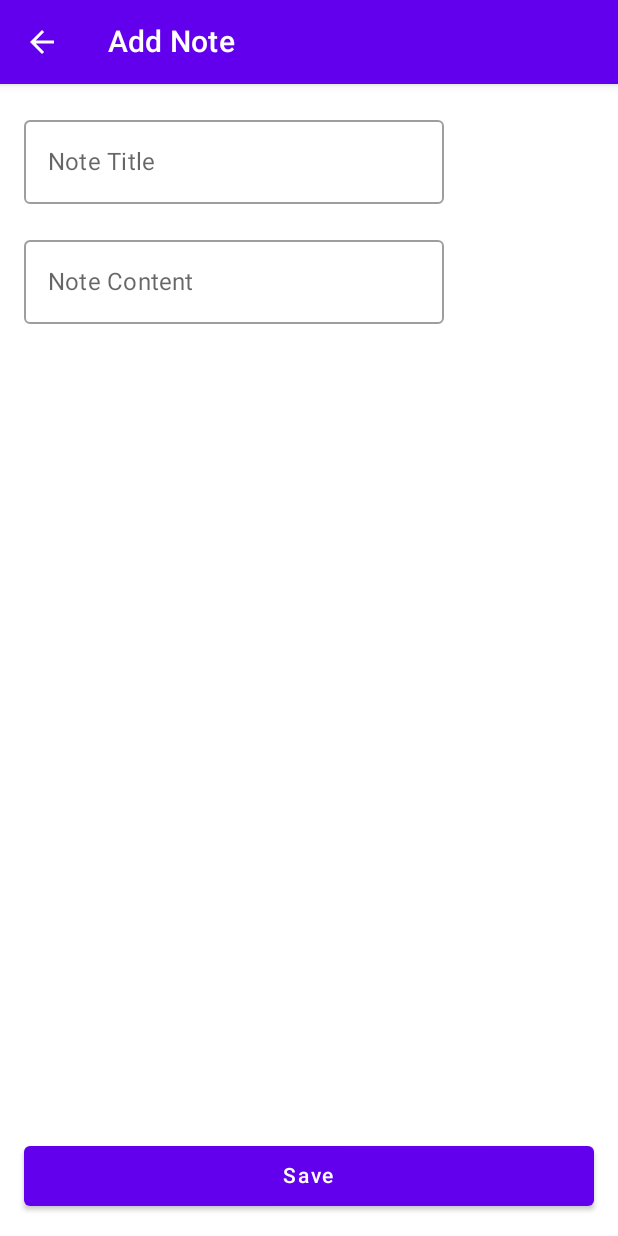
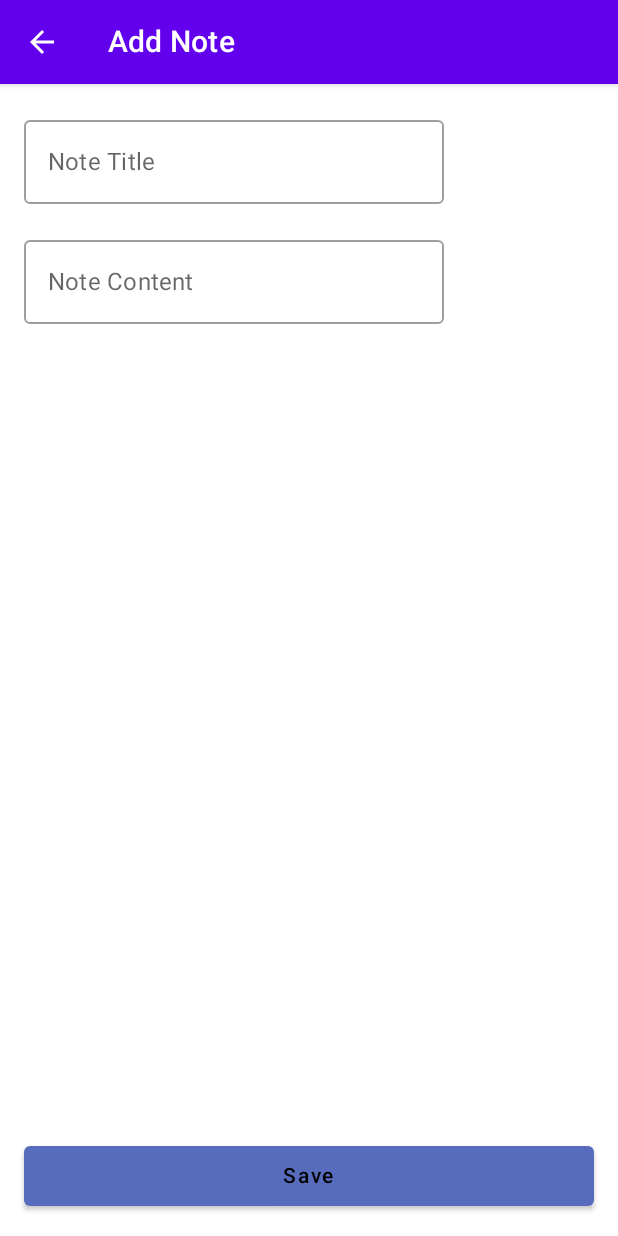
Before and after one commit to realjoni17/Notes, an Android app built with Jetpack Compose: the UpdateNoteScreen screen opened through its navigation route, on a phone screen of 412 x 824 dp. Run offline under Robolectric (Android 15) with nearby library versions, the phone set to English and light mode, and no system bars; our stand-ins replace Dagger/Hilt's generated code.

Commit message:
updated ui

```diff
--- a/app/src/main/java/com/android/roomdbtest/presentation/MainActivity.kt
+++ b/app/src/main/java/com/android/roomdbtest/presentation/MainActivity.kt
@@ -4,10 +4,12 @@ import android.os.Bundle
 import androidx.activity.ComponentActivity
 import androidx.activity.compose.setContent
 import androidx.activity.viewModels
+import androidx.compose.foundation.background
 import androidx.compose.foundation.layout.fillMaxSize
 import androidx.compose.material.MaterialTheme
 import androidx.compose.material.Surface
 import androidx.compose.ui.Modifier
+import androidx.compose.ui.graphics.Color
 import androidx.navigation.NavController
 import androidx.navigation.NavHost
 import com.android.roomdbtest.presentation.home_screen.HomeScreen
@@ -26,8 +28,10 @@ class MainActivity : ComponentActivity() {
         setContent {
             RoomDbTestTheme {
                 Surface(
-                    modifier = Modifier.fillMaxSize(),
-                    color = MaterialTheme.colors.background
+                    modifier = Modifier
+                        .fillMaxSize()
+                        .background(color = col1)
+
                 ) {
                     NavGraph(noteViewModel = noteViewModel.value)
                 }
@@ -35,3 +39,4 @@ class MainActivity : ComponentActivity() {
         }
     }
 }
+val col1 = Color(0xFFB2A4FF)
--- a/app/src/main/java/com/android/roomdbtest/presentation/home_screen/HomeScreen.kt
+++ b/app/src/main/java/com/android/roomdbtest/presentation/home_screen/HomeScreen.kt
@@ -25,68 +25,3 @@ fun HomeScreen(noteViewModel: UpdateNoteViewModel,navController: NavController)
     val notes = noteViewModel.noteList.collectAsState().value
     NoteListScreen(notes = notes, noteViewModel =noteViewModel, navController = navController )
 }
-
-@OptIn(ExperimentalMaterialApi::class)
-@SuppressLint("UnusedMaterialScaffoldPaddingParameter")
-@Composable
-fun NoteListScreen(
-    notes: List<Note>,
-    noteViewModel: UpdateNoteViewModel,
-    navController: NavController
-) {
-    Scaffold(
-        topBar = {
-            TopAppBar(
-                title = { Text(text = "Notes") }
-            )
-        },
-        content = {
-            Column(
-                modifier = Modifier
-                    .padding(16.dp)
-                    .fillMaxSize()
-            ) {
-                LazyColumn(
-                    modifier = Modifier.weight(1f)
-                ) {
-                    items(notes) { note ->
-                        Card(
-                            modifier = Modifier
-                                .padding(8.dp)
-                                .fillMaxWidth(),
-                            elevation = 8.dp,
-                            shape = RoundedCornerShape(16.dp),
-                            onClick = {  }
-                        ) {
-                            Column(
-                                modifier = Modifier.padding(16.dp)
-                            ) {
-                                Text(text = note.title, style = MaterialTheme.typography.h6)
-                                Spacer(modifier = Modifier.height(8.dp))
-                                Text(text = note.content, style = MaterialTheme.typography.body2)
-                                Spacer(modifier = Modifier.height(8.dp))
-                                Row(
-                                    modifier = Modifier.fillMaxWidth(),
-                                    horizontalArrangement = Arrangement.End
-                                ) {
-                                    IconButton(
-                                        onClick = { noteViewModel.deleteNote(note = note) }
-                                    ) {
-                                        Icon(Icons.Filled.Delete, contentDescription = "Delete")
-                                    }
-                                }
-                            }
-                        }
-                    }
-                }
-                FloatingActionButton(
-                    onClick = { navController.navigate(Screens.UpdateNoteScreen.route)},
-                    modifier = Modifier.align(Alignment.End),
-                    content = {
-                        Icon(Icons.Filled.Add, contentDescription = "Add")
-                    }
-                )
-            }
-        }
-    )
-}
--- /dev/null
+++ b/app/src/main/java/com/android/roomdbtest/presentation/home_screen/Note.kt
@@ -0,0 +1,89 @@
+package com.android.roomdbtest.presentation.home_screen
+
+import android.annotation.SuppressLint
+import androidx.compose.foundation.layout.*
+import androidx.compose.foundation.lazy.LazyColumn
+import androidx.compose.foundation.lazy.items
+import androidx.compose.foundation.shape.RoundedCornerShape
+import androidx.compose.material.*
+import androidx.compose.material.icons.Icons
+import androidx.compose.material.icons.filled.Add
+import androidx.compose.material.icons.filled.Delete
+import androidx.compose.runtime.Composable
+import androidx.compose.ui.Alignment
+import androidx.compose.ui.Modifier
+import androidx.compose.ui.graphics.Color
+import androidx.compose.ui.unit.dp
+import androidx.navigation.NavController
+import com.android.roomdbtest.domain.model.Note
+import com.android.roomdbtest.presentation.col1
+import com.android.roomdbtest.presentation.navigation.Screens
+import com.android.roomdbtest.presentation.update_note.UpdateNoteViewModel
+import kotlin.random.Random
+
+
+@OptIn(ExperimentalMaterialApi::class)
+@SuppressLint("UnusedMaterialScaffoldPaddingParameter")
+@Composable
+fun NoteListScreen(
+    notes: List<Note>,
+    noteViewModel: UpdateNoteViewModel,
+    navController: NavController
+) {
+    Scaffold(
+        topBar = {
+            TopAppBar(
+                title = { Text(text = "Notes") }
+            )
+        },
+        content = {
+            Column(
+                modifier = Modifier
+                    .padding(16.dp)
+                    .fillMaxSize()
+            ) {
+                LazyColumn(
+                    modifier = Modifier.weight(1f)
+                ) {
+                    items(notes) { note ->
+                        Card(
+                            modifier = Modifier
+                                .padding(8.dp)
+                                .fillMaxWidth(),
+                            elevation = 8.dp,
+                            shape = RoundedCornerShape(16.dp),
+                            onClick = {  }
+                        ) {
+                            Column(
+                                modifier = Modifier.padding(16.dp)
+                            ) {
+                                Text(text = note.title, style = MaterialTheme.typography.h6)
+                                Spacer(modifier = Modifier.height(8.dp))
+                                Text(text = note.content, style = MaterialTheme.typography.body2)
+                                Spacer(modifier = Modifier.height(8.dp))
+                                Row(
+                                    modifier = Modifier.fillMaxWidth(),
+                                    horizontalArrangement = Arrangement.End
+                                ) {
+                                    IconButton(
+                                        onClick = { noteViewModel.deleteNote(note = note) }
+                                    ) {
+                                        Icon(Icons.Filled.Delete, contentDescription = "Delete")
+                                    }
+                                }
+                            }
+                        }
+                    }
+                }
+                FloatingActionButton(
+                    onClick = { navController.navigate(Screens.UpdateNoteScreen.route)},
+                    modifier = Modifier.align(Alignment.End),
+                    content = {
+                        Icon(Icons.Filled.Add, contentDescription = "Add")
+                    },
+                    backgroundColor = Color(0xFF576CBC)
+                )
+            }
+        }
+    )
+}
--- a/app/src/main/java/com/android/roomdbtest/presentation/update_note/UpdateNoteScreen.kt
+++ b/app/src/main/java/com/android/roomdbtest/presentation/update_note/UpdateNoteScreen.kt
@@ -3,12 +3,16 @@ package com.android.roomdbtest.presentation.update_note
 import android.annotation.SuppressLint
 import android.widget.Toast
 import androidx.compose.foundation.layout.*
+import androidx.compose.foundation.text.KeyboardActions
+import androidx.compose.foundation.text.KeyboardOptions
 import androidx.compose.material.*
 import androidx.compose.material.icons.Icons
 import androidx.compose.material.icons.filled.ArrowBack
 import androidx.compose.runtime.*
 import androidx.compose.ui.Modifier
+import androidx.compose.ui.graphics.Color
 import androidx.compose.ui.platform.LocalContext
+import androidx.compose.ui.text.input.KeyboardCapitalization
 import androidx.compose.ui.unit.dp
 import androidx.navigation.NavController
 import com.android.roomdbtest.domain.model.Note
@@ -48,13 +52,17 @@ fun UpdateNoteScreen(
                 OutlinedTextField(
                     value = title,
                     onValueChange = { title = it },
-                    label = { Text(text = "Note Title") }
+                    label = { Text(text = "Note Title") },
+                    singleLine = true,
+                    keyboardOptions = KeyboardOptions(capitalization = KeyboardCapitalization.Sentences)
                 )
                 Spacer(modifier = Modifier.height(16.dp))
                 OutlinedTextField(
                     value = content,
                     onValueChange = { content = it },
-                    label = { Text(text = "Note Content") }
+                    label = { Text(text = "Note Content") },
+                    keyboardOptions = KeyboardOptions(capitalization = KeyboardCapitalization.Sentences)
+
                 )
                 Spacer(modifier = Modifier.weight(1f))
                 Button(
@@ -70,7 +78,8 @@ fun UpdateNoteScreen(
                        navController.navigate(Screens.HomeScreen.route)
                               },
                     modifier = Modifier.fillMaxWidth(),
-                    contentPadding = PaddingValues(vertical = 12.dp)
+                    contentPadding = PaddingValues(vertical = 12.dp),
+                    colors = ButtonDefaults.buttonColors(backgroundColor = Color(0xFF576CBC))
                 ) {
                     Text(text = "Save")
                 }
```
